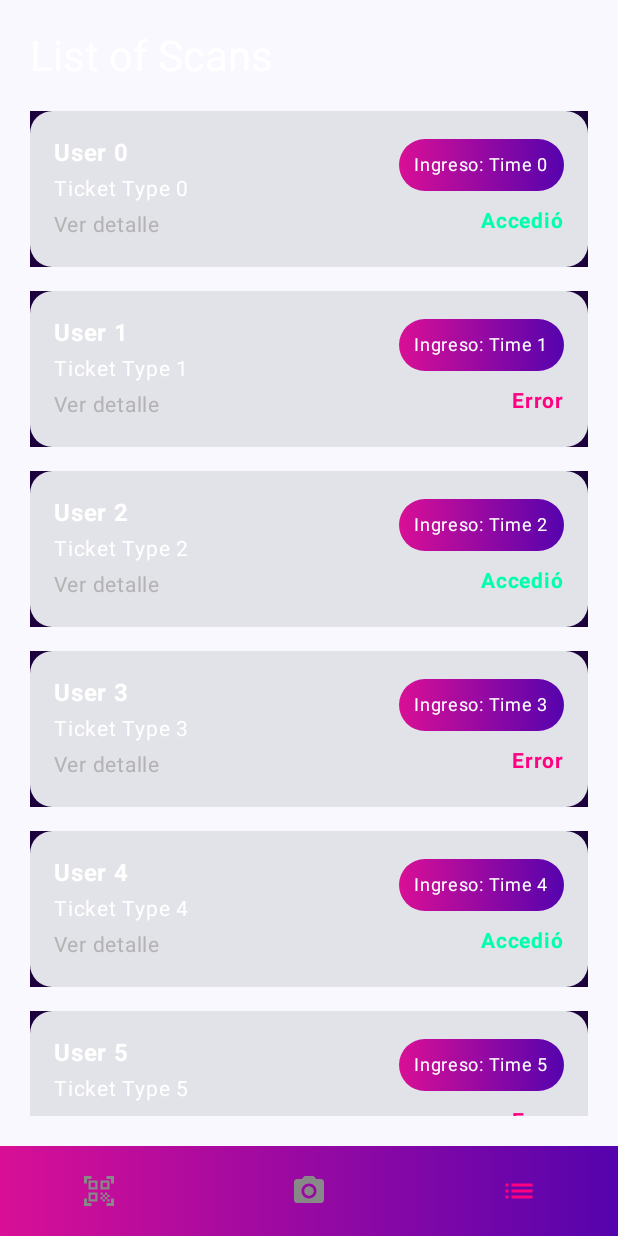
After one commit to Daniel-Santiago-Acosta-1013/partyAppPDA, an Android app built with Jetpack Compose: the ScansListView screen opened through its navigation route, on a phone screen of 412 x 824 dp. The commit adds this screen. Run offline under Robolectric (Android 15) with nearby library versions, the phone set to English and light mode, and no system bars.

Commit message:
[add] add views and navbar

```diff
--- a/app/src/main/java/com/example/partyapppda/MainActivity.kt
+++ b/app/src/main/java/com/example/partyapppda/MainActivity.kt
@@ -7,8 +7,9 @@ import androidx.activity.enableEdgeToEdge
 import androidx.compose.runtime.*
 import com.example.partyapppda.ui.theme.PartyAppPDATheme
 import com.example.partyapppda.ui.screens.login.LoginScreen
-import com.example.partyapppda.ui.screens.home.HomeScreen
-import com.example.partyapppda.ui.screens.ticket.readEventTiketScreen
+import com.example.partyapppda.ui.screens.IRScanView
+import com.example.partyapppda.ui.screens.CameraScanView
+import com.example.partyapppda.ui.screens.ScansListView
 import androidx.navigation.compose.NavHost
 import androidx.navigation.compose.composable
 import androidx.navigation.compose.rememberNavController
@@ -20,20 +21,20 @@ class MainActivity : ComponentActivity() {
         setContent {
             PartyAppPDATheme {
                 val navController = rememberNavController()
-                var isLoggedIn by remember { mutableStateOf(false) }
+                var isLoggedIn by remember { mutableStateOf(true) }
                 if (isLoggedIn) {
                     NavHost(
                         navController = navController,
-                        startDestination = "home"
+                        startDestination = "ir_scan"
                     ) {
-                        composable("home") {
-                            HomeScreen(navController = navController)
+                        composable("ir_scan") {
+                            IRScanView(navController = navController)
                         }
-                        composable("readEventTiketScreen/{eventId}") { backStackEntry ->
-                            val eventId = backStackEntry.arguments?.getString("eventId")?.toIntOrNull()
-                            if (eventId != null) {
-                                readEventTiketScreen(navController = navController, eventId = eventId)
-                            }
+                        composable("camera_scan") {
+                            CameraScanView(navController = navController)
+                        }
+                        composable("scans_list") {
+                            ScansListView(navController = navController)
                         }
                     }
                 } else {
--- /dev/null
+++ b/app/src/main/java/com/example/partyapppda/ui/components/BottomNavItem.kt
@@ -0,0 +1,13 @@
+package com.example.partyapppda.ui.components
+
+import androidx.compose.material.icons.Icons
+import androidx.compose.material.icons.filled.CameraAlt
+import androidx.compose.material.icons.filled.List
+import androidx.compose.material.icons.filled.QrCodeScanner
+import androidx.compose.ui.graphics.vector.ImageVector
+
+sealed class BottomNavItem(val title: String, val route: String, val icon: ImageVector) {
+    object IRScan : BottomNavItem("IR Scan", "ir_scan", Icons.Filled.QrCodeScanner)
+    object CameraScan : BottomNavItem("Camera Scan", "camera_scan", Icons.Filled.CameraAlt)
+    object ScansList : BottomNavItem("Scans List", "scans_list", Icons.Filled.List)
+}
--- /dev/null
+++ b/app/src/main/java/com/example/partyapppda/ui/components/Navbar.kt
@@ -0,0 +1,70 @@
+package com.example.partyapppda.ui.components
+
+import androidx.compose.foundation.background
+import androidx.compose.foundation.layout.*
+import androidx.compose.material3.*
+import androidx.compose.runtime.Composable
+import androidx.compose.ui.Modifier
+import androidx.compose.ui.graphics.*
+import androidx.compose.ui.unit.dp
+import androidx.navigation.NavController
+
+@Composable
+fun BottomNavBar(navController: NavController) {
+    val items = listOf(
+        BottomNavItem.IRScan,
+        BottomNavItem.CameraScan,
+        BottomNavItem.ScansList
+    )
+
+    Surface(
+        color = Color.Transparent,
+        modifier = Modifier
+            .fillMaxWidth()
+            .height(60.dp)
+    ) {
+        Box(
+            modifier = Modifier
+                .fillMaxWidth()
+                .background(
+                    brush = Brush.horizontalGradient(
+                        colors = listOf(Color(0xFFD90F96), Color(0xFF5503AE))
+                    )
+                )
+        ) {
+            NavigationBar(
+                containerColor = Color.Transparent,
+                modifier = Modifier.fillMaxSize()
+            ) {
+                val currentRoute = navController.currentDestination?.route
+                items.forEach { item ->
+                    NavigationBarItem(
+                        icon = {
+                            Icon(
+                                imageVector = item.icon,
+                                contentDescription = item.title
+                            )
+                        },
+                        selected = currentRoute == item.route,
+                        onClick = {
+                            navController.navigate(item.route) {
+                                navController.graph.startDestinationRoute?.let { route ->
+                                    popUpTo(route) {
+                                        saveState = true
+                                    }
+                                }
+                                launchSingleTop = true
+                                restoreState = true
+                            }
+                        },
+                        colors = NavigationBarItemDefaults.colors(
+                            selectedIconColor = Color(0xFFff0080),
+                            unselectedIconColor = Color.Gray,
+                            indicatorColor = Color.Transparent
+                        )
+                    )
+                }
+            }
+        }
+    }
+}
--- /dev/null
+++ b/app/src/main/java/com/example/partyapppda/ui/screens/CameraScan/CameraScanView.kt
@@ -0,0 +1,33 @@
+package com.example.partyapppda.ui.screens
+
+import androidx.compose.foundation.layout.*
+import androidx.compose.foundation.background
+import androidx.compose.material3.*
+import androidx.compose.runtime.Composable
+import androidx.compose.ui.Modifier
+import androidx.compose.ui.graphics.Color
+import androidx.compose.ui.unit.dp
+import androidx.navigation.NavController
+import com.example.partyapppda.ui.components.BottomNavBar
+
+@Composable
+fun CameraScanView(navController: NavController) {
+    Scaffold(
+        bottomBar = { BottomNavBar(navController) },
+        modifier = Modifier.background(Color(0xFF1c003e))
+    ) { innerPadding ->
+        Column(
+            modifier = Modifier
+                .padding(innerPadding)
+                .fillMaxSize()
+                .padding(20.dp)
+        ) {
+            // Your camera scanning UI goes here
+            Text(
+                text = "Camera Scan View",
+                color = Color.White,
+                style = MaterialTheme.typography.headlineMedium
+            )
+        }
+    }
+}
--- /dev/null
+++ b/app/src/main/java/com/example/partyapppda/ui/screens/IRScan/IRScanView.kt
@@ -0,0 +1,33 @@
+package com.example.partyapppda.ui.screens
+
+import androidx.compose.foundation.layout.*
+import androidx.compose.foundation.background
+import androidx.compose.material3.*
+import androidx.compose.runtime.Composable
+import androidx.compose.ui.Modifier
+import androidx.compose.ui.graphics.Color
+import androidx.compose.ui.unit.dp
+import androidx.navigation.NavController
+import com.example.partyapppda.ui.components.BottomNavBar
+
+@Composable
+fun IRScanView(navController: NavController) {
+    Scaffold(
+        bottomBar = { BottomNavBar(navController) },
+        modifier = Modifier.background(Color(0xFF1c003e))
+    ) { innerPadding ->
+        Column(
+            modifier = Modifier
+                .padding(innerPadding)
+                .fillMaxSize()
+                .padding(20.dp)
+        ) {
+            // Your IR scanning UI goes here
+            Text(
+                text = "IR Scan View",
+                color = Color.White,
+                style = MaterialTheme.typography.headlineMedium
+            )
+        }
+    }
+}
--- /dev/null
+++ b/app/src/main/java/com/example/partyapppda/ui/screens/ScansList/ScansListView.kt
@@ -0,0 +1,45 @@
+package com.example.partyapppda.ui.screens
+
+import androidx.compose.foundation.layout.*
+import androidx.compose.foundation.background
+import androidx.compose.foundation.lazy.LazyColumn
+import androidx.compose.material3.*
+import androidx.compose.runtime.Composable
+import androidx.compose.ui.Modifier
+import androidx.compose.ui.graphics.Color
+import androidx.compose.ui.unit.dp
+import androidx.navigation.NavController
+import com.example.partyapppda.ui.components.BottomNavBar
+import com.example.partyapppda.ui.components.TicketItemCard
+
+@Composable
+fun ScansListView(navController: NavController) {
+    Scaffold(
+        bottomBar = { BottomNavBar(navController) },
+        modifier = Modifier.background(Color(0xFF1c003e))
+    ) { innerPadding ->
+        Column(
+            modifier = Modifier
+                .padding(innerPadding)
+                .fillMaxSize()
+                .padding(20.dp)
+        ) {
+            Text(
+                text = "List of Scans",
+                color = Color.White,
+                style = MaterialTheme.typography.headlineMedium
+            )
+            Spacer(modifier = Modifier.height(10.dp))
+            LazyColumn {
+                items(10) { index ->
+                    TicketItemCard(
+                        userName = "User $index",
+                        ticketType = "Ticket Type $index",
+                        entryTime = "Time $index",
+                        status = if (index % 2 == 0) "Accedió" else "Error"
+                    )
+                }
+            }
+        }
+    }
+}
```
